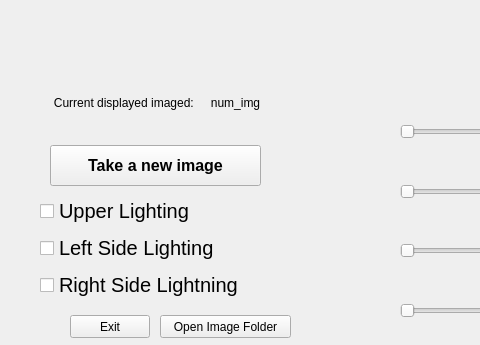
mblui/RaspberryFiles, file form.ui: the form before one commit; both pictures show x 0 to 480 and y 255 to 600 of the 800 by 600 pixel window.
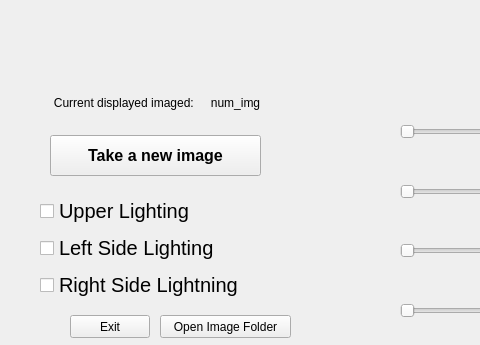
The form after the commit. Icons and pictures are not drawn.

Commit message: Update from PI

```diff
--- a/form.ui
+++ b/form.ui
@@ -26,7 +26,7 @@
    <property name="geometry">
     <rect>
      <x>50</x>
-     <y>400</y>
+     <y>390</y>
      <width>211</width>
      <height>41</height>
     </rect>
```
